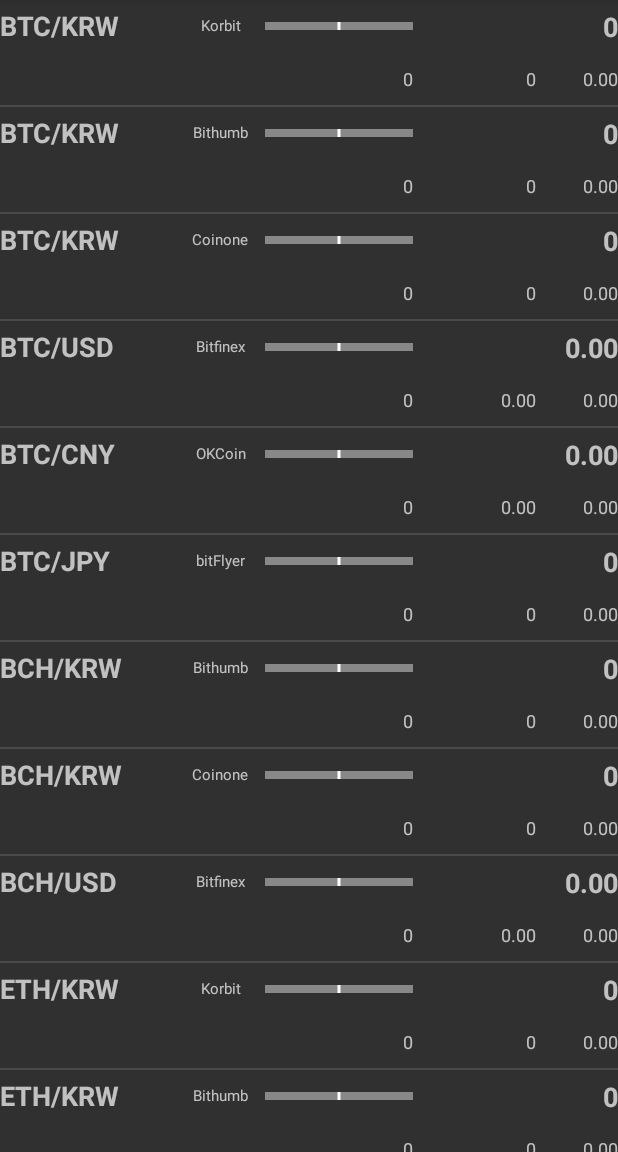
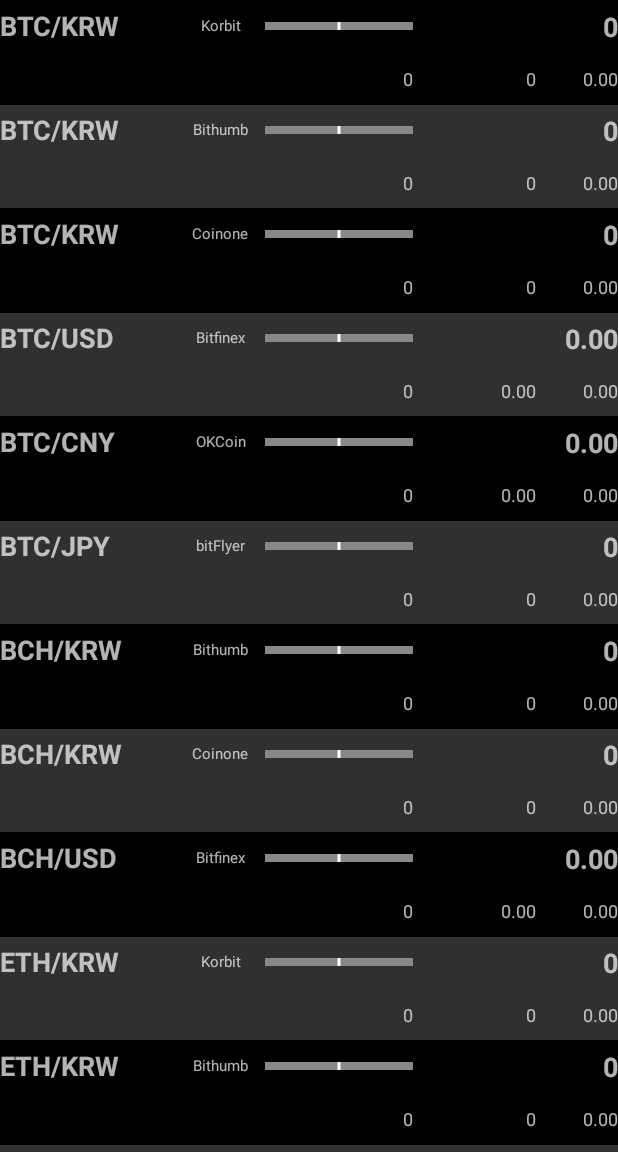
Before and after one commit to mechurak/MyCoinTong, an Android app: the screen it shows after launch (MainActivity), on a phone screen of 412 x 824 dp, the part 84-1236 px from its top. Run offline under Robolectric (Android 15) with nearby library versions, the phone set to English and light mode, and no system bars; 3 statements that could not run were skipped.

Commit message:
Rotate background color of listView

```diff
--- a/app/src/main/java/com/shimnssso/mycointong/ListViewAdapter.java
+++ b/app/src/main/java/com/shimnssso/mycointong/ListViewAdapter.java
@@ -1,6 +1,7 @@
 package com.shimnssso.mycointong;
 
 import android.content.Context;
+import android.graphics.Color;
 import android.view.LayoutInflater;
 import android.view.View;
 import android.view.ViewGroup;
@@ -53,9 +54,16 @@ public class ListViewAdapter extends BaseAdapter {
         TextView myPercentChangeTextView = (TextView) convertView.findViewById(R.id.myPercentChange);
         CandleView candleView = (CandleView) convertView.findViewById(R.id.candle);
         int originTextColor = nameTextView.getTextColors().getDefaultColor();
+        int originBgColor = convertView.getSolidColor();
 
         // Data Set(listViewItemList)에서 position에 위치한 데이터 참조 획득
         ListViewItem listViewItem = listViewItemList.get(position);
+
+        if (position % 2 == 0) {
+            convertView.setBackgroundColor(Color.BLACK);
+        } else {
+            convertView.setBackgroundColor(originBgColor);
+        }
 
         // 아이템 내 각 위젯에 데이터 반영
         nameTextView.setText(listViewItem.getName());
--- a/app/src/main/res/layout/activity_main.xml
+++ b/app/src/main/res/layout/activity_main.xml
@@ -27,7 +27,9 @@
         <ListView
             android:id="@+id/listView"
             android:layout_width="match_parent"
-            android:layout_height="match_parent"/>
+            android:layout_height="match_parent"
+            android:divider="@android:color/transparent"
+            android:dividerHeight="0dp" />
 
     </android.support.v4.widget.SwipeRefreshLayout>
 
```
